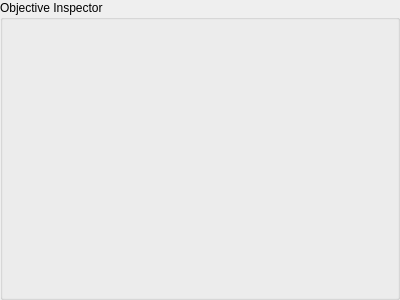
Before: the Qt Designer form resources/ui/ObjectiveInspector.ui in nicolasseznec/PROJ-H402_SkillWizard, drawn with Qt 5.
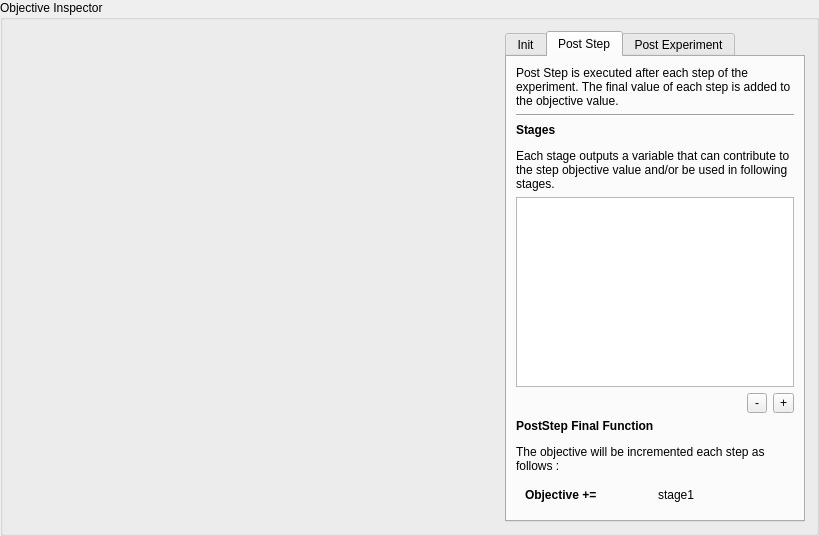
After: the same form once the commit is applied.

Commit message: Added basic user interface for objectives

```diff
--- a/resources/ui/ObjectiveInspector.ui
+++ b/resources/ui/ObjectiveInspector.ui
@@ -6,8 +6,8 @@
    <rect>
     <x>0</x>
     <y>0</y>
-    <width>400</width>
-    <height>300</height>
+    <width>819</width>
+    <height>536</height>
    </rect>
   </property>
   <property name="windowTitle">
@@ -16,6 +16,155 @@
   <property name="title">
    <string>Objective Inspector</string>
   </property>
+  <layout class="QHBoxLayout" name="horizontalLayout">
+   <item>
+    <widget class="QStackedWidget" name="StageInspector">
+     <property name="currentIndex">
+      <number>1</number>
+     </property>
+     <widget class="QWidget" name="InitStage"/>
+     <widget class="QWidget" name="PostStepStage"/>
+     <widget class="QWidget" name="PostExpStage"/>
+    </widget>
+   </item>
+   <item>
+    <widget class="QTabWidget" name="FunctionSelector">
+     <property name="maximumSize">
+      <size>
+       <width>300</width>
+       <height>16777215</height>
+      </size>
+     </property>
+     <property name="currentIndex">
+      <number>1</number>
+     </property>
+     <widget class="QWidget" name="InitTab">
+      <attribute name="title">
+       <string>Init</string>
+      </attribute>
+     </widget>
+     <widget class="QWidget" name="PostStepTab">
+      <attribute name="title">
+       <string>Post Step</string>
+      </attribute>
+      <layout class="QVBoxLayout" name="verticalLayout">
+       <item>
+        <widget class="QLabel" name="label">
+         <property name="text">
+          <string>Post Step is executed after each step of the experiment. The final value of each step is added to the objective value.</string>
+         </property>
+         <property name="wordWrap">
+          <bool>true</bool>
+         </property>
+        </widget>
+       </item>
+       <item>
+        <widget class="Line" name="line">
+         <property name="orientation">
+          <enum>Qt::Horizontal</enum>
+         </property>
+        </widget>
+       </item>
+       <item>
+        <widget class="QLabel" name="label_3">
+         <property name="text">
+          <string>&lt;html&gt;&lt;head/&gt;&lt;body&gt;&lt;p&gt;&lt;span style=&quot; font-weight:600;&quot;&gt;Stages&lt;/span&gt;&lt;/p&gt;&lt;p&gt;Each stage outputs a variable that can contribute to the step objective value and/or be used in following stages.&lt;/p&gt;&lt;/body&gt;&lt;/html&gt;</string>
+         </property>
+         <property name="wordWrap">
+          <bool>true</bool>
+         </property>
+        </widget>
+       </item>
+       <item>
+        <widget class="QListWidget" name="PostStepStageList"/>
+       </item>
+       <item alignment="Qt::AlignRight">
+        <widget class="QWidget" name="widget_2" native="true">
+         <layout class="QHBoxLayout" name="horizontalLayout_3">
+          <property name="leftMargin">
+           <number>0</number>
+          </property>
+          <property name="topMargin">
+           <number>0</number>
+          </property>
+          <property name="rightMargin">
+           <number>0</number>
+          </property>
+          <property name="bottomMargin">
+           <number>0</number>
+          </property>
+          <item>
+           <widget class="QToolButton" name="PostStepRemoveButton">
+            <property name="minimumSize">
+             <size>
+              <width>20</width>
+              <height>20</height>
+             </size>
+            </property>
+            <property name="text">
+             <string>-</string>
+            </property>
+           </widget>
+          </item>
+          <item>
+           <widget class="QToolButton" name="PostStepAddButton">
+            <property name="minimumSize">
+             <size>
+              <width>20</width>
+              <height>20</height>
+             </size>
+            </property>
+            <property name="text">
+             <string>+</string>
+            </property>
+           </widget>
+          </item>
+         </layout>
+        </widget>
+       </item>
+       <item>
+        <widget class="QLabel" name="label_2">
+         <property name="text">
+          <string>&lt;html&gt;&lt;head/&gt;&lt;body&gt;&lt;p&gt;&lt;span style=&quot; font-weight:600;&quot;&gt;PostStep Final Function&lt;/span&gt;&lt;/p&gt;&lt;p&gt;The objective will be incremented each step as follows :&lt;/p&gt;&lt;/body&gt;&lt;/html&gt;</string>
+         </property>
+         <property name="wordWrap">
+          <bool>true</bool>
+         </property>
+        </widget>
+       </item>
+       <item>
+        <widget class="QWidget" name="widget" native="true">
+         <layout class="QHBoxLayout" name="horizontalLayout_2">
+          <item>
+           <widget class="QLabel" name="label_4">
+            <property name="text">
+             <string>&lt;html&gt;&lt;head/&gt;&lt;body&gt;&lt;p&gt;&lt;span style=&quot; font-weight:600;&quot;&gt;Objective +=&lt;/span&gt;&lt;/p&gt;&lt;/body&gt;&lt;/html&gt;</string>
+            </property>
+           </widget>
+          </item>
+          <item>
+           <widget class="QLabel" name="PostStepFunction">
+            <property name="text">
+             <string>stage1</string>
+            </property>
+            <property name="wordWrap">
+             <bool>true</bool>
+            </property>
+           </widget>
+          </item>
+         </layout>
+        </widget>
+       </item>
+      </layout>
+     </widget>
+     <widget class="QWidget" name="PostExpTab">
+      <attribute name="title">
+       <string>Post Experiment</string>
+      </attribute>
+     </widget>
+    </widget>
+   </item>
+  </layout>
  </widget>
  <resources/>
  <connections/>
```
Left out of the diff: 19 changed lines with no effect on the pictures. The commit also changes 19 other files.
